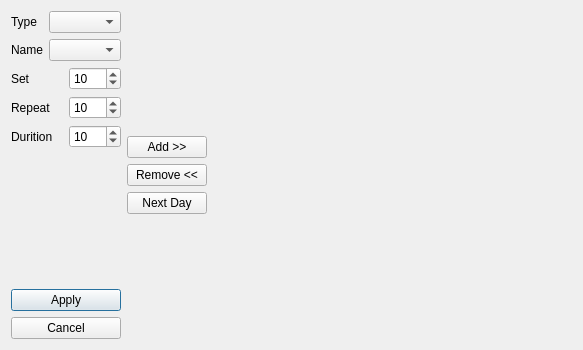
Qt form desktop_application/ui/exerciseplandialog.ui (cihansenyuz/project_gym) before a commit.
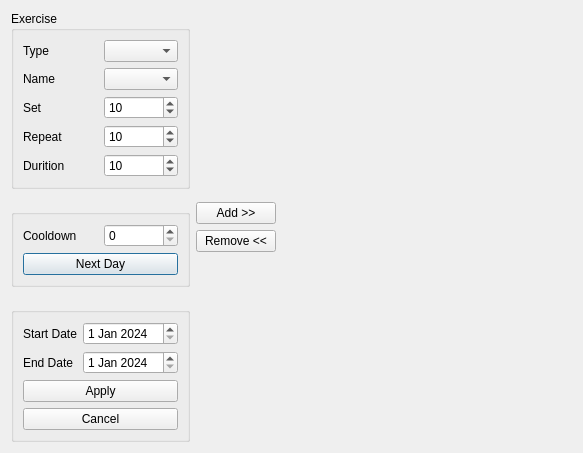
The same form after that commit.

Commit message: update exercise planner window design

Diff of the .ui file:
```diff
--- a/desktop_application/ui/exerciseplandialog.ui
+++ b/desktop_application/ui/exerciseplandialog.ui
@@ -7,7 +7,7 @@
     <x>0</x>
     <y>0</y>
     <width>583</width>
-    <height>350</height>
+    <height>446</height>
    </rect>
   </property>
   <property name="windowTitle">
@@ -17,6 +17,12 @@
    <item>
     <layout class="QVBoxLayout" name="verticalLayout_2">
      <item>
+      <widget class="QGroupBox" name="groupBox">
+       <property name="title">
+        <string>Exercise</string>
+       </property>
+       <layout class="QVBoxLayout" name="verticalLayout_3">
+        <item>
       <layout class="QHBoxLayout" name="horizontalLayout_5">
        <item>
         <widget class="QLabel" name="label">
@@ -98,6 +104,39 @@
        </item>
       </layout>
      </item>
+       </layout>
+      </widget>
+     </item>
+     <item>
+      <widget class="QGroupBox" name="groupBox_2">
+       <property name="title">
+        <string> </string>
+       </property>
+       <layout class="QVBoxLayout" name="verticalLayout_4">
+        <item>
+         <layout class="QHBoxLayout" name="horizontalLayout_7">
+          <item>
+           <widget class="QLabel" name="label_6">
+            <property name="text">
+             <string>Cooldown</string>
+            </property>
+           </widget>
+          </item>
+          <item>
+           <widget class="QSpinBox" name="cooldown_spin_box"/>
+          </item>
+         </layout>
+        </item>
+        <item>
+         <widget class="QPushButton" name="new_day_push_button">
+          <property name="text">
+           <string>Next Day</string>
+          </property>
+         </widget>
+        </item>
+       </layout>
+      </widget>
+     </item>
      <item>
       <spacer name="verticalSpacer_2">
        <property name="orientation">
@@ -112,6 +151,62 @@
       </spacer>
      </item>
      <item>
+      <widget class="QGroupBox" name="groupBox_3">
+       <property name="title">
+        <string> </string>
+       </property>
+       <layout class="QVBoxLayout" name="verticalLayout_5">
+        <item>
+         <layout class="QHBoxLayout" name="horizontalLayout_8">
+          <item>
+           <widget class="QLabel" name="label_7">
+            <property name="text">
+             <string>Start Date</string>
+            </property>
+           </widget>
+          </item>
+          <item>
+           <widget class="QDateEdit" name="start_date_edit">
+            <property name="dateTime">
+             <datetime>
+              <hour>0</hour>
+              <minute>0</minute>
+              <second>0</second>
+              <year>2024</year>
+              <month>1</month>
+              <day>1</day>
+             </datetime>
+            </property>
+           </widget>
+          </item>
+         </layout>
+        </item>
+        <item>
+         <layout class="QHBoxLayout" name="horizontalLayout_9">
+          <item>
+           <widget class="QLabel" name="label_8">
+            <property name="text">
+             <string>End Date</string>
+            </property>
+           </widget>
+          </item>
+          <item>
+           <widget class="QDateEdit" name="end_date_edit">
+            <property name="dateTime">
+             <datetime>
+              <hour>0</hour>
+              <minute>0</minute>
+              <second>0</second>
+              <year>2024</year>
+              <month>1</month>
+              <day>1</day>
+             </datetime>
+            </property>
+           </widget>
+          </item>
+         </layout>
+        </item>
+        <item>
       <widget class="QPushButton" name="apply_push_button">
        <property name="text">
         <string>Apply</string>
@@ -126,6 +221,9 @@
       </widget>
      </item>
     </layout>
+      </widget>
+     </item>
+    </layout>
    </item>
    <item>
     <layout class="QVBoxLayout" name="verticalLayout">
@@ -156,13 +254,6 @@
        </property>
       </widget>
      </item>
-     <item>
-      <widget class="QPushButton" name="new_day_push_button">
-       <property name="text">
-        <string>Next Day</string>
-       </property>
-      </widget>
-     </item>
      <item>
       <spacer name="verticalSpacer">
        <property name="orientation">
```
Lines whose indentation alone changed are shown as unchanged.
